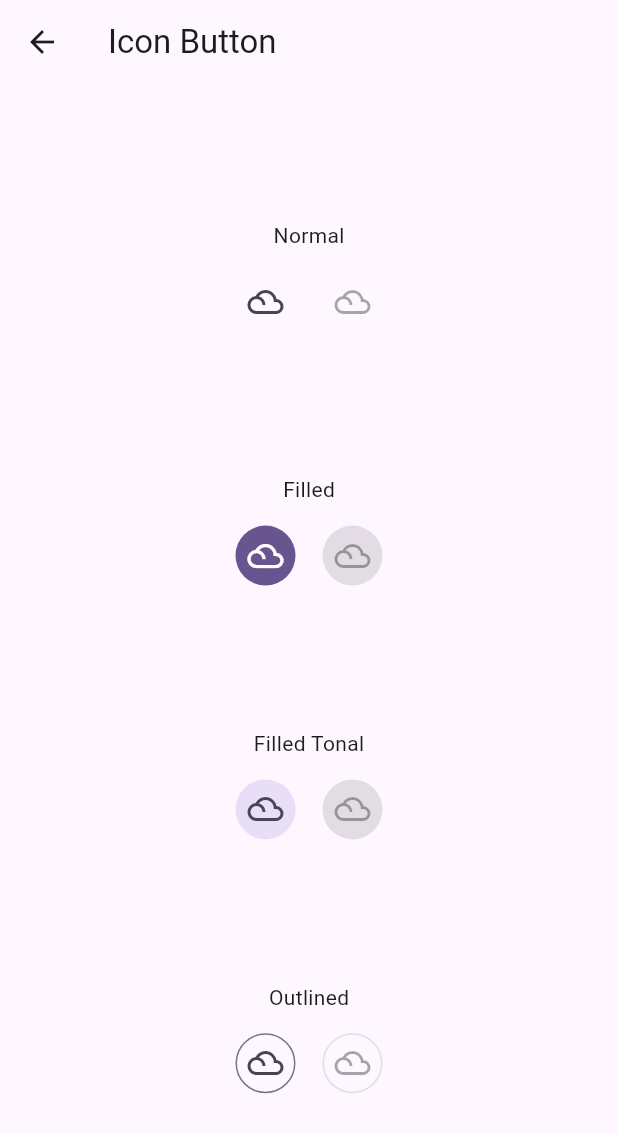
After one commit to tomoya-hiraiwa/flutter_samples, a Flutter app: the IconButtonPage screen opened directly, on a phone screen of 412 x 824 dp. The commit adds this screen. Shown: the top 1133 px of the screen. Run offline on Flutter 3.47's test engine with Material 3 defaults, Android fonts, the phone set to English and light mode, and no system bars.

Commit message:
add some Widgets

```diff
--- a/flutter_interface/lib/Models.dart
+++ b/flutter_interface/lib/Models.dart
@@ -5,8 +5,15 @@ import 'package:flutter_interface/introductions/extra_stateful_widget_page.dart'
 import 'package:flutter_interface/introductions/handling_gesture_page.dart';
 import 'package:flutter_interface/introductions/material_compornent_page.dart';
 import 'package:flutter_interface/introductions/stateful_widget_page.dart';
+import 'package:flutter_interface/material_widgets/badge_page.dart';
+import 'package:flutter_interface/material_widgets/circular_progress_indicator_page.dart';
+import 'package:flutter_interface/material_widgets/fab_with_bottom_navigation_page.dart';
+import 'package:flutter_interface/material_widgets/fab_with_scaffold_page.dart';
+import 'package:flutter_interface/material_widgets/icon_button_page.dart';
+import 'package:flutter_interface/material_widgets/linear_progress_indicator_page.dart';
 import 'package:flutter_interface/material_widgets/material_buttons_page.dart';
 import 'package:flutter_interface/material_widgets/material_fab_page.dart';
+import 'package:flutter_interface/material_widgets/segmented_button_page.dart';
 
 class PageItem{
   String title;
@@ -25,8 +32,15 @@ List<PageItem> introductions = [
 ];
 
 List<PageItem> materialWidgets = [
-  PageItem(title: "Buttons", description: "Material3 Button", page: const MaterialButtonsPage()),
-  PageItem(title: "FABs", description: "Material3 Floating Action Button", page: const MaterialFabPage()),
+  PageItem(title: "Button", description: "Material3 Button", page: const MaterialButtonsPage()),
+  PageItem(title: "FAB", description: "Material3 Floating Action Button", page: const MaterialFabPage()),
+  PageItem(title: "FAB with Scaffold", description: "FAB in Scaffold bottom", page: const FabWithScaffoldPage()),
+  PageItem(title: "FAB with BottomNavigation", description: "FAB in  BottomNavigation", page: const FabWithBottomNavigationPage()),
+  PageItem(title: "Icon Button", description: "Material3 IconButton", page: const IconButtonPage()),
+  PageItem(title: "Segmented Button", description: "Material Segmented Button", page: const SegmentedButtonPage()),
+  PageItem(title: "Badge", description: "Material Design badge", page: const BadgePage()),
+  PageItem(title: "LinearProgressIndicator", description: "Material Design LinearProgressIndicator", page: const LinearProgressIndicatorPage()),
+  PageItem(title: "CircularProgressIndicator", description: "Material Design CircularProgressIndicator", page: const CircularProgressIndicatorPage()),
 ];
 
 List<PageItem> getPage(int index) {
--- /dev/null
+++ b/flutter_interface/lib/material_widgets/icon_button_page.dart
@@ -0,0 +1,103 @@
+import 'package:flutter/material.dart';
+
+class IconButtonPage extends StatelessWidget {
+  const IconButtonPage({super.key});
+
+  void _onTap(BuildContext context) {
+    ScaffoldMessenger.of(context)
+        .showSnackBar(const SnackBar(content: Text("Button taped!")));
+  }
+
+  @override
+  Widget build(BuildContext context) {
+    return Scaffold(
+      appBar: AppBar(
+        title: const Text("Icon Button"),
+      ),
+      body: Column(
+        mainAxisAlignment: MainAxisAlignment.spaceEvenly,
+        children: [
+          Column(
+            children: [
+              const Text('Normal'),
+              const SizedBox(height: 10),
+              Row(
+                mainAxisAlignment: MainAxisAlignment.center,
+                children: [
+                  IconButton(
+                      onPressed: () {
+                        _onTap(context);
+                      },
+                      icon: const Icon(Icons.filter_drama)),
+                  const SizedBox(width: 10),
+                  const IconButton(onPressed: null, icon: Icon(Icons.filter_drama)),
+                ],
+              ),
+            ],
+          ),
+
+          Column(
+            children: [
+              const Text('Filled'),
+              const SizedBox(height: 10),
+              Row(
+                mainAxisAlignment: MainAxisAlignment.center,
+                children: [
+                  IconButton.filled(
+                      onPressed: () {
+                        _onTap(context);
+                      },
+                      icon: const Icon(Icons.filter_drama)),
+                  const SizedBox(width: 10),
+                  const IconButton.filled(
+                      onPressed: null, icon: Icon(Icons.filter_drama)),
+                ],
+              ),
+            ],
+          ),
+
+          Column(
+            children: [
+              const Text('Filled Tonal'),
+              const SizedBox(height: 10),
+              Row(
+                mainAxisAlignment: MainAxisAlignment.center,
+                children: [
+                  IconButton.filledTonal(
+                      onPressed: () {
+                        _onTap(context);
+                      },
+                      icon: const Icon(Icons.filter_drama)),
+                  const SizedBox(width: 10),
+                  const IconButton.filledTonal(
+                      onPressed: null, icon: Icon(Icons.filter_drama)),
+                ],
+              ),
+            ],
+          ),
+
+          Column(
+            children: [
+              const Text('Outlined'),
+              const SizedBox(height: 10),
+              Row(
+                mainAxisAlignment: MainAxisAlignment.center,
+                children: [
+                  IconButton.outlined(
+                      onPressed: () {
+                        _onTap(context);
+                      },
+                      icon: const Icon(Icons.filter_drama)),
+                  const SizedBox(width: 10),
+                  const IconButton.outlined(
+                      onPressed: null, icon: Icon(Icons.filter_drama)),
+                ],
+              ),
+            ],
+          ),
+
+        ],
+      ),
+    );
+  }
+}
```
Also changed, not shown: flutter_interface/lib/material_widgets/badge_page.dart (added, +76 -0 lines), flutter_interface/lib/material_widgets/circular_progress_indicator_page.dart (added, +61 -0 lines), flutter_interface/lib/material_widgets/fab_with_bottom_navigation_page.dart (added, +43 -0 lines), flutter_interface/lib/material_widgets/fab_with_scaffold_page.dart (+26 -1 lines), flutter_interface/lib/material_widgets/linear_progress_indicator_page.dart (added, +61 -0 lines), flutter_interface/lib/material_widgets/segmented_button_page.dart (added, +75 -0 lines).
